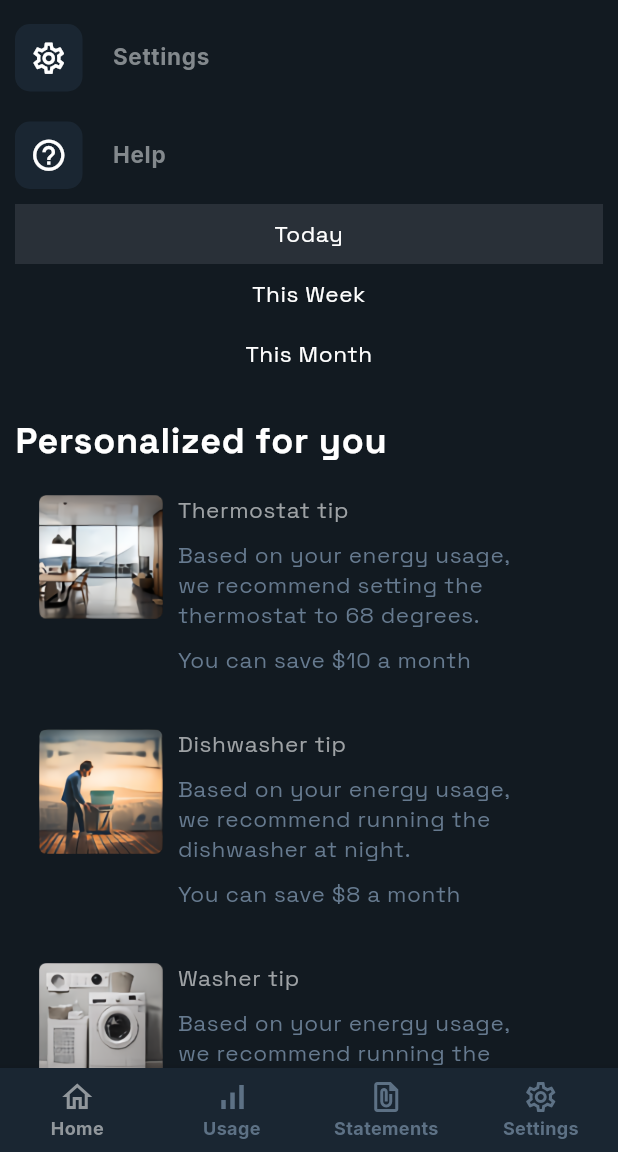
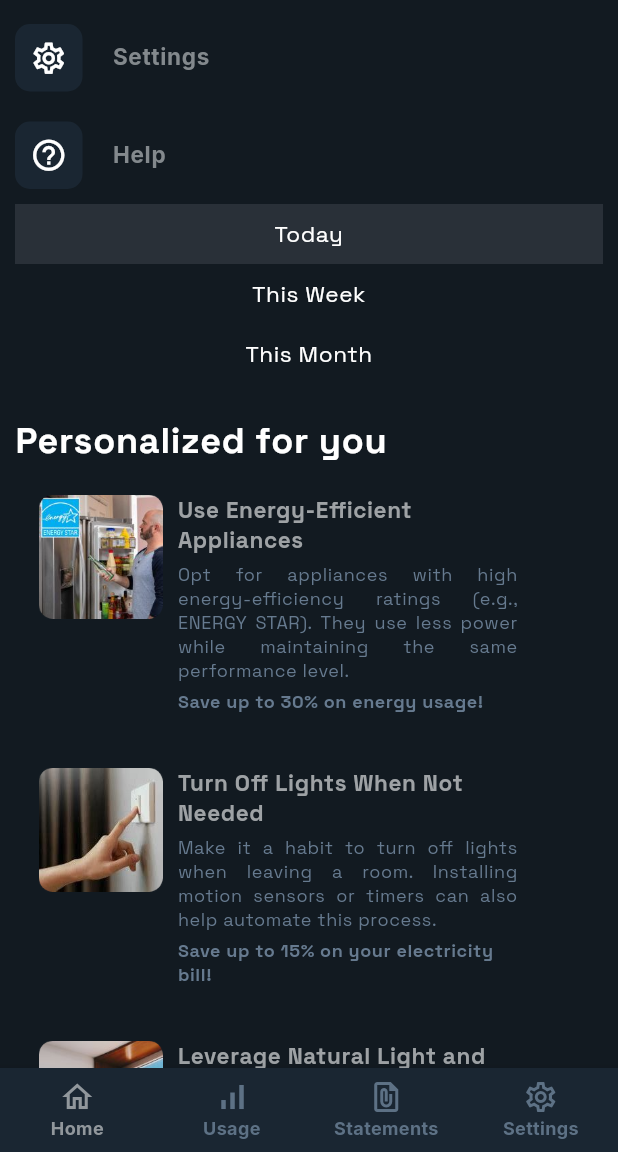
Before and after one commit to Sheroz-Akram/Volt-Vision, a Flutter app: the HomePage screen opened directly, scrolled down 647 dp, on a phone screen of 412 x 824 dp, the part 84-1236 px from its top. Run offline on Flutter 3.47's test engine with Material 3 defaults, Android fonts, the phone set to English and light mode, and no system bars; our stand-ins replace camera, flutter_easyloading, flutter_local_notifications, google_fonts, open_file, percent_indicator and 3 more; missing offline and left inert: external_app_launcher, workmanager; accounts and stored records are empty; network calls fail.

Commit message:
Update Tips

```diff
--- a/app/lib/classes/network.dart
+++ b/app/lib/classes/network.dart
@@ -6,7 +6,7 @@ import 'package:http/http.dart';
 class Network {
   // HOST of our Server
   final String baseUrl =
-      "https://4051-2a09-bac5-5044-1028-00-19c-162.ngrok-free.app";
+      "https://ae18-2a09-bac5-5043-18be-00-277-6.ngrok-free.app";
 
   // Simple POST Request to Server
   Future<Response> postRequest(
--- a/app/lib/components/electrcityTip.dart
+++ b/app/lib/components/electrcityTip.dart
@@ -32,27 +32,25 @@ class ElectrcityTip extends StatelessWidget {
               children: [
                 Text(
                   title,
-                  style: Theme.of(context)
-                      .textTheme
-                      .bodySmall!
-                      .copyWith(color: const Color(0xFF9EA2A5)),
+                  style: Theme.of(context).textTheme.bodySmall!.copyWith(
+                      color: const Color(0xFF9EA2A5),
+                      fontWeight: FontWeight.bold),
                 ),
                 const SizedBox(
-                  height: 10.0,
+                  height: 5.0,
                 ),
                 Text(description,
-                    style: Theme.of(context)
-                        .textTheme
-                        .bodySmall!
-                        .copyWith(color: const Color(0xFF667A8F))),
+                    textAlign: TextAlign.justify,
+                    style: Theme.of(context).textTheme.bodySmall!.copyWith(
+                        color: const Color(0xFF667A8F), fontSize: 12)),
                 const SizedBox(
-                  height: 10.0,
+                  height: 5.0,
                 ),
                 Text(savings,
-                    style: Theme.of(context)
-                        .textTheme
-                        .bodySmall!
-                        .copyWith(color: const Color(0xFF667A8F)))
+                    style: Theme.of(context).textTheme.bodySmall!.copyWith(
+                        color: const Color(0xFF667A8F),
+                        fontSize: 12,
+                        fontWeight: FontWeight.w800))
               ],
             ),
           )
--- a/app/lib/components/energyTips.dart
+++ b/app/lib/components/energyTips.dart
@@ -1,3 +1,5 @@
+import 'dart:math';
+
 import 'package:app/components/electrcityTip.dart';
 import 'package:flutter/material.dart';
 
@@ -9,66 +11,76 @@ class EnergyTips extends StatefulWidget {
   }
 }
 
+class RandomTips {
+  List<Map<String, dynamic>> orgTipList = [
+    {
+      "title": "Switch to LED Bulbs",
+      "description":
+          "LED bulbs consume up to 80% less electricity than traditional incandescent bulbs and last longer, saving money on energy and replacements.",
+      "savings": "Save up to 80% on electricity costs!",
+      "image": "assets/images/eTip01.png"
+    },
+    {
+      "title": "Unplug Devices When Not in Use",
+      "description":
+          "Electronics like chargers, TVs, and microwaves consume energy even when they’re turned off but plugged in. Unplug them to reduce unnecessary electricity usage.",
+      "savings": "Save up to 10% on your energy bill!",
+      "image": "assets/images/eTip02.png"
+    },
+    {
+      "title": "Use Energy-Efficient Appliances",
+      "description":
+          "Opt for appliances with high energy-efficiency ratings (e.g., ENERGY STAR). They use less power while maintaining the same performance level.",
+      "savings": "Save up to 30% on energy usage!",
+      "image": "assets/images/eTip03.png"
+    },
+    {
+      "title": "Optimize Cooling and Heating",
+      "description":
+          "Set your air conditioner to a moderate temperature and use fans to circulate air. In winter, use proper insulation to reduce heating needs.",
+      "savings": "Save up to 25% on cooling and heating costs!",
+      "image": "assets/images/eTip04.png"
+    },
+    {
+      "title": "Turn Off Lights When Not Needed",
+      "description":
+          "Make it a habit to turn off lights when leaving a room. Installing motion sensors or timers can also help automate this process.",
+      "savings": "Save up to 15% on your electricity bill!",
+      "image": "assets/images/eTip05.png"
+    },
+    {
+      "title": "Leverage Natural Light and Ventilation",
+      "description":
+          "During the day, open curtains and use sunlight instead of electric lights. Proper ventilation can reduce the need for fans and AC.",
+      "savings": "Save up to 20% on lighting and cooling costs!",
+      "image": "assets/images/eTip06.png"
+    },
+    {
+      "title": "Regular Maintenance of Appliances",
+      "description":
+          "Clean filters in air conditioners, refrigerators, and other appliances regularly. Well-maintained equipment uses less energy to operate efficiently.",
+      "savings": "Save up to 10% on energy consumption!",
+      "image": "assets/images/eTip07.png"
+    }
+  ];
+
+  List<Map<String, dynamic>> getRandomTips(int length) {
+    var random = Random();
+    return List.generate(
+        length, (_) => orgTipList[random.nextInt(orgTipList.length)]);
+  }
+}
+
 class _EnergyTips extends State<EnergyTips> {
   int selected = 0;
 
-  List<Map<String, dynamic>> todayTipList = [
-    {
-      "title": "Thermostat tip",
-      "description":
-          "Based on your energy usage, we recommend setting the thermostat to 68 degrees.",
-      "savings": "You can save \$10 a month",
-      "image": "assets/images/eTip01.png"
-    },
-    {
-      "title": "Dishwasher tip",
-      "description":
-          "Based on your energy usage, we recommend running the dishwasher at night.",
-      "savings": "You can save \$8 a month",
-      "image": "assets/images/eTip02.png"
-    },
-    {
-      "title": "Washer tip",
-      "description":
-          "Based on your energy usage, we recommend running the washer with cold water.",
-      "savings": "You can save \$5 a month",
-      "image": "assets/images/eTip03.png"
-    }
-  ];
+  // Get Tips from Storage
+  RandomTips randomTips = RandomTips();
 
-  List<Map<String, dynamic>> weekTipList = [
-    {
-      "title": "Washer tip",
-      "description":
-          "Based on your energy usage, we recommend running the washer with cold water.",
-      "savings": "You can save \$5 a month",
-      "image": "assets/images/eTip03.png"
-    },
-    {
-      "title": "Thermostat tip",
-      "description":
-          "Based on your energy usage, we recommend setting the thermostat to 68 degrees.",
-      "savings": "You can save \$10 a month",
-      "image": "assets/images/eTip01.png"
-    },
-  ];
-
-  List<Map<String, dynamic>> monthTipList = [
-    {
-      "title": "Thermostat tip",
-      "description":
-          "Based on your energy usage, we recommend setting the thermostat to 68 degrees.",
-      "savings": "You can save \$10 a month",
-      "image": "assets/images/eTip01.png"
-    },
-    {
-      "title": "Dishwasher tip",
-      "description":
-          "Based on your energy usage, we recommend running the dishwasher at night.",
-      "savings": "You can save \$8 a month",
-      "image": "assets/images/eTip02.png"
-    },
-  ];
+  // Store the List Tips Randomly
+  List<Map<String, dynamic>> todayTipList = [];
+  List<Map<String, dynamic>> weekTipList = [];
+  List<Map<String, dynamic>> monthTipList = [];
 
   List tipList = [];
 
@@ -76,6 +88,9 @@ class _EnergyTips extends State<EnergyTips> {
   void initState() {
     super.initState();
     setState(() {
+      todayTipList = randomTips.getRandomTips(3);
+      weekTipList = randomTips.getRandomTips(3);
+      monthTipList = randomTips.getRandomTips(3);
       tipList = todayTipList;
     });
   }
```
Also changed, not shown: app/assets/images/eTip01.png, app/assets/images/eTip02.png, app/assets/images/eTip03.png, app/assets/images/eTip04.png (added), app/assets/images/eTip05.png (added), app/assets/images/eTip06.png (added), app/assets/images/eTip07.png (added).
